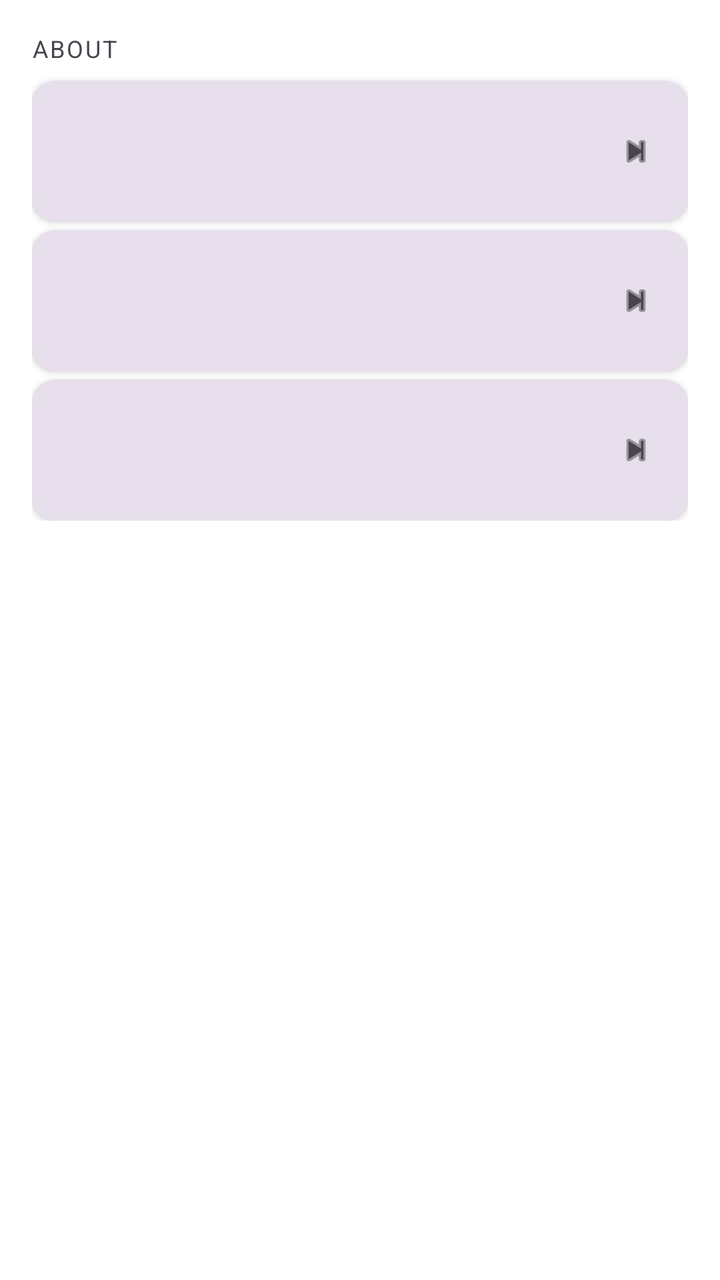
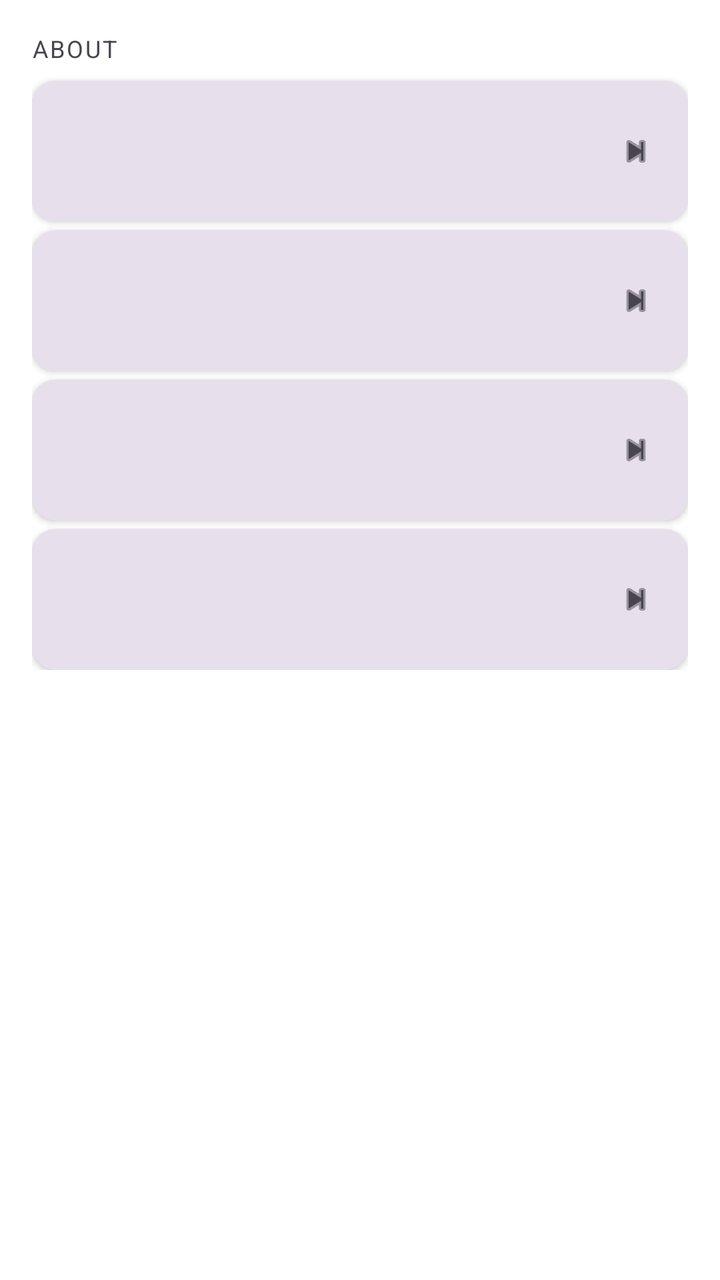

Compare the two renders of this Android layout. The source of the first and the diff that turns it into the second are given below.
<!-- AndroidManifest.xml: application theme Theme.WaterReminder -->
<!-- res/layout/fragment_about.xml -->
<?xml version="1.0" encoding="utf-8"?>
<androidx.constraintlayout.widget.ConstraintLayout xmlns:android="http://schemas.android.com/apk/res/android"
    xmlns:app="http://schemas.android.com/apk/res-auto"
    android:layout_width="match_parent"
    android:layout_height="match_parent"
    android:background="@color/page_background">

    <androidx.core.widget.NestedScrollView
        android:layout_width="0dp"
        android:layout_height="0dp"
        app:layout_constraintTop_toTopOf="parent"
        app:layout_constraintBottom_toTopOf="@id/text_app_version"
        app:layout_constraintStart_toStartOf="parent"
        app:layout_constraintEnd_toEndOf="parent">

        <LinearLayout
            android:layout_width="match_parent"
            android:layout_height="wrap_content"
            android:orientation="vertical"
            android:padding="16dp">

            <TextView
                android:layout_width="match_parent"
                android:layout_height="wrap_content"
                android:layout_marginBottom="8dp"
                android:text="@string/action_about"
                android:textColor="?attr/colorOnSurfaceVariant"
                android:textSize="12sp"
                android:textAllCaps="true"
                android:letterSpacing="0.08" />

            <include
                android:id="@+id/row_privacy_policy"
                layout="@layout/item_settings_row"
                android:layout_width="match_parent"
                android:layout_height="wrap_content"
                android:layout_marginBottom="2dp" />

            <include
                android:id="@+id/row_changelog"
                layout="@layout/item_settings_row"
                android:layout_width="match_parent"
                android:layout_height="wrap_content"
                android:layout_marginTop="2dp"
                android:layout_marginBottom="2dp" />

            <include
                android:id="@+id/row_support_dev"
                layout="@layout/item_settings_row"
                android:layout_width="match_parent"
                android:layout_height="wrap_content"
                android:layout_marginTop="2dp" />

        </LinearLayout>

    </androidx.core.widget.NestedScrollView>

    <TextView
        android:id="@+id/text_app_version"
        android:layout_width="wrap_content"
        android:layout_height="wrap_content"
        android:layout_margin="16dp"
        android:textColor="?attr/colorOnSurfaceVariant"
        android:textSize="12sp"
        app:layout_constraintBottom_toBottomOf="parent"
        app:layout_constraintStart_toStartOf="parent" />

</androidx.constraintlayout.widget.ConstraintLayout>
<!-- res/layout/item_settings_row.xml (included above) -->
<?xml version="1.0" encoding="utf-8"?>
<androidx.cardview.widget.CardView xmlns:android="http://schemas.android.com/apk/res/android"
    xmlns:app="http://schemas.android.com/apk/res-auto"
    android:layout_width="match_parent"
    android:layout_height="wrap_content"
    app:cardCornerRadius="12dp"
    app:cardElevation="2dp"
    app:cardBackgroundColor="?attr/colorSurfaceVariant">

    <LinearLayout
        android:id="@+id/row_container"
        android:layout_width="match_parent"
        android:layout_height="wrap_content"
        android:orientation="horizontal"
        android:gravity="center_vertical"
        android:padding="16dp"
        android:background="?attr/selectableItemBackground"
        android:clickable="true"
        android:focusable="true">

        <ImageView
            android:id="@+id/row_icon"
            android:layout_width="24dp"
            android:layout_height="24dp"
            android:layout_marginEnd="16dp"
            android:tint="@color/brand_blue"
            android:importantForAccessibility="no" />

        <LinearLayout
            android:layout_width="0dp"
            android:layout_height="wrap_content"
            android:layout_weight="1"
            android:orientation="vertical">

            <TextView
                android:id="@+id/row_title"
                android:layout_width="wrap_content"
                android:layout_height="wrap_content"
                android:textColor="?attr/colorOnSurface"
                android:textSize="15sp" />

            <TextView
                android:id="@+id/row_subtitle"
                android:layout_width="wrap_content"
                android:layout_height="wrap_content"
                android:layout_marginTop="2dp"
                android:textColor="?attr/colorOnSurfaceVariant"
                android:textSize="12sp" />

        </LinearLayout>

        <ImageView
            android:id="@+id/row_chevron"
            android:layout_width="20dp"
            android:layout_height="20dp"
            android:src="@android:drawable/ic_media_next"
            android:tint="?attr/colorOnSurfaceVariant"
            android:importantForAccessibility="no" />

    </LinearLayout>

</androidx.cardview.widget.CardView>
<!-- resources referenced by this layout -->
<resources>
  <color name="brand_blue">#2196F3</color>
  <color name="page_background">#FFFFFF</color>
  <string name="action_about">About</string>
  <style name="Theme.WaterReminder" parent="Base.Theme.WaterReminder" />
  <style name="Base.Theme.WaterReminder" parent="Theme.Material3.DayNight.NoActionBar">
          
          
      </style>
</resources>

<!-- the commit's change to res/layout/fragment_about.xml (unified diff, before → after) -->
@@ -38,6 +38,14 @@
 
             <include
                 android:id="@+id/row_changelog"
+                layout="@layout/item_settings_row"
+                android:layout_width="match_parent"
+                android:layout_height="wrap_content"
+                android:layout_marginTop="2dp"
+                android:layout_marginBottom="2dp" />
+
+            <include
+                android:id="@+id/row_goal_formula"
                 layout="@layout/item_settings_row"
                 android:layout_width="match_parent"
                 android:layout_height="wrap_content"
